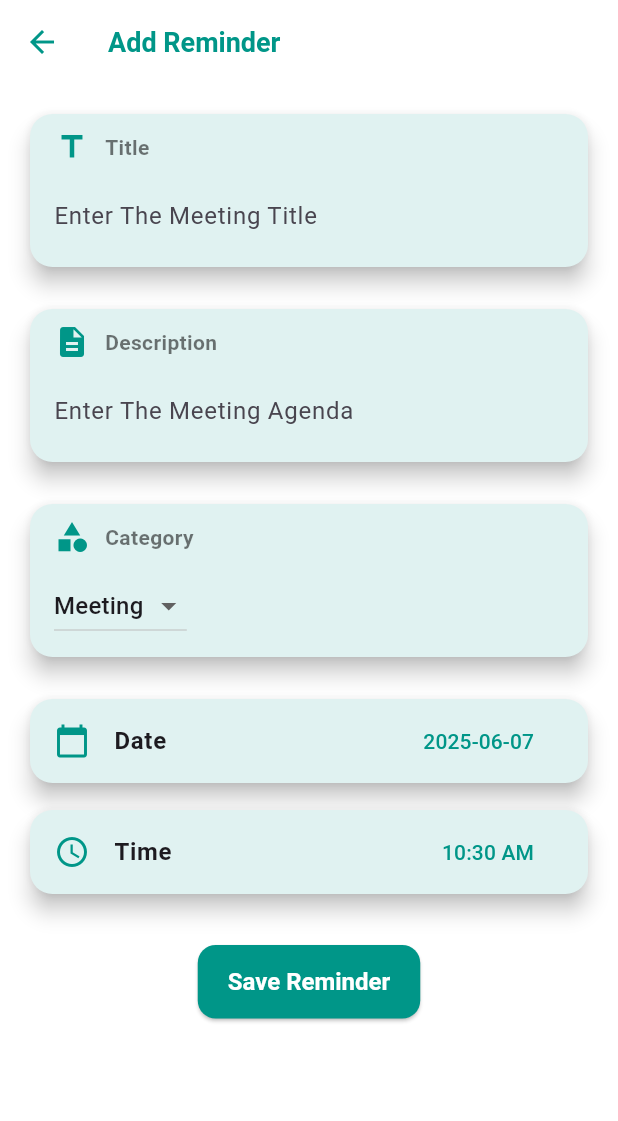
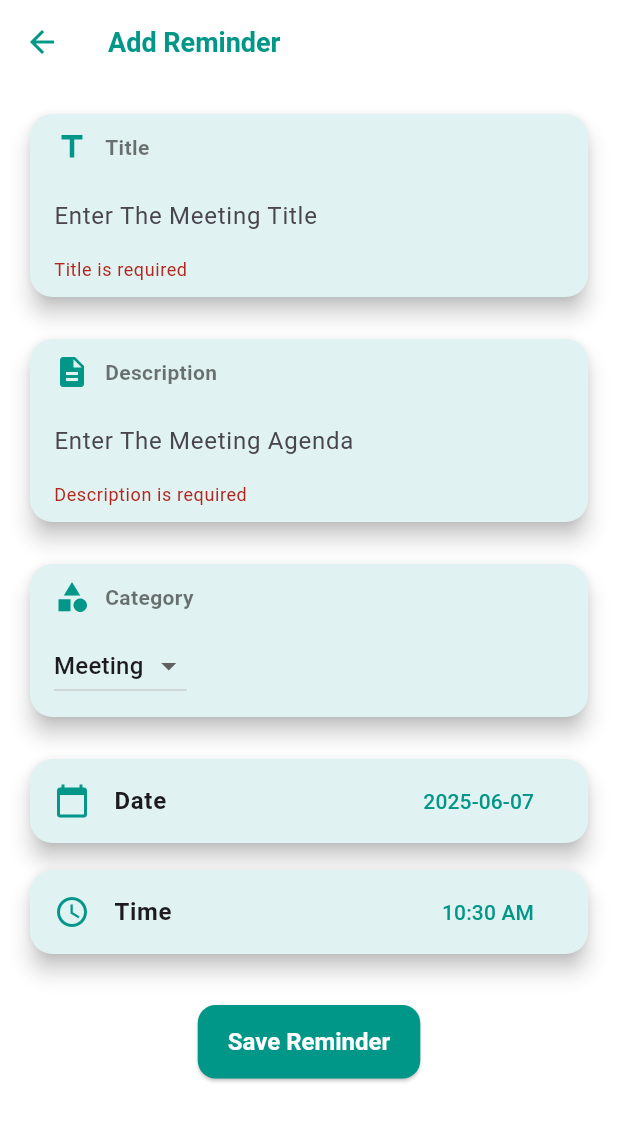
Before and after one commit to shaharyar4t4/meetbell, a Flutter app: the AddEditReminder screen opened directly, after a tap on "Save Reminder", on a phone screen of 412 x 824 dp. Shown: the top 1121 px of the screen. Run offline on Flutter 3.47's test engine with Material 3 defaults, Android fonts, the phone set to English and light mode, and no system bars; our stand-ins replace flutter_local_notifications, permission_handler, sqflite, timezone; accounts and stored records are empty; Roboto replaces fonts that are missing (Poppins).

Commit message:
updated code

```diff
--- a/lib/screen/add_edit_reminder.dart
+++ b/lib/screen/add_edit_reminder.dart
@@ -14,15 +14,15 @@ class AddEditReminder extends StatefulWidget {
 }
 
 class _AddEditReminderState extends State<AddEditReminder> {
-  final _fromKey = GlobalKey<FormState>();
+  final _formKey = GlobalKey<FormState>();
 
   TextEditingController _titleController = TextEditingController();
   TextEditingController _descriptionController = TextEditingController();
   String _category = "Meeting";
   DateTime _reminderTime = DateTime.now();
+
   @override
   void initState() {
-    // TODO: implement initState
     super.initState();
     if (widget.reminderId != null) {
       fetchReminder();
@@ -56,7 +56,8 @@ class _AddEditReminderState extends State<AddEditReminder> {
       body: SingleChildScrollView(
         child: Padding(
           padding: EdgeInsets.all(16),
-          key: _fromKey,
+          child: Form(
+            key: _formKey,
             child: Column(
               crossAxisAlignment: CrossAxisAlignment.start,
               children: [
@@ -69,9 +70,9 @@ class _AddEditReminderState extends State<AddEditReminder> {
                       hintText: "Enter The Meeting Title",
                       border: InputBorder.none,
                     ),
-                  validator: (value) {
-                    value!.isEmpty ? "Please enter a Meeting Title" : null;
-                  },
+                    validator: (value) => value == null || value.isEmpty
+                        ? 'Title is required'
+                        : null,
                   ),
                 ),
                 SizedBox(height: 20),
@@ -84,9 +85,9 @@ class _AddEditReminderState extends State<AddEditReminder> {
                       hintText: "Enter The Meeting Agenda",
                       border: InputBorder.none,
                     ),
-                  validator: (value) {
-                    value!.isEmpty ? "Please enter a Meeting Agenda" : null;
-                  },
+                    validator: (value) => value == null || value.isEmpty
+                        ? 'Description is required'
+                        : null,
                   ),
                 ),
                 SizedBox(height: 20),
@@ -96,7 +97,6 @@ class _AddEditReminderState extends State<AddEditReminder> {
                   child: DropdownButton(
                     value: _category,
                     dropdownColor: Colors.teal.shade50,
-
                     items: ['Meeting', 'Personal', "Other"].map((Category) {
                       return DropdownMenuItem<String>(
                         value: Category,
@@ -128,7 +128,10 @@ class _AddEditReminderState extends State<AddEditReminder> {
                 Center(
                   child: ElevatedButton(
                     style: ElevatedButton.styleFrom(
-                    padding: EdgeInsets.symmetric(vertical: 15, horizontal: 20),
+                      padding: EdgeInsets.symmetric(
+                        vertical: 15,
+                        horizontal: 20,
+                      ),
                       shape: RoundedRectangleBorder(
                         borderRadius: BorderRadius.circular(12),
                       ),
@@ -144,6 +147,7 @@ class _AddEditReminderState extends State<AddEditReminder> {
                   ),
                 ),
               ],
+            ),
           ),
         ),
       ),
@@ -242,7 +246,7 @@ class _AddEditReminderState extends State<AddEditReminder> {
   }
 
   Future<void> _saveReminder() async {
-    if (_fromKey.currentState!.validate()) {
+    if (_formKey.currentState != null && _formKey.currentState!.validate()) {
       final newReminder = {
         'title': _titleController.text,
         'description': _descriptionController.text,
@@ -250,6 +254,7 @@ class _AddEditReminderState extends State<AddEditReminder> {
         'reminderTime': _reminderTime.toIso8601String(),
         'category': _category,
       };
+
       if (widget.reminderId == null) {
         final reminderId = await DbHepler.addReminders(newReminder);
         NotificationHelper.scheduleNotification(
@@ -267,6 +272,7 @@ class _AddEditReminderState extends State<AddEditReminder> {
           _reminderTime,
         );
       }
+
       Navigator.pushReplacement(
         context,
         MaterialPageRoute(builder: (context) => HomeScreen()),
```
Also changed, not shown: lib/screen/home_screen.dart (+3 -5 lines). Lines whose indentation alone changed are shown as unchanged.
